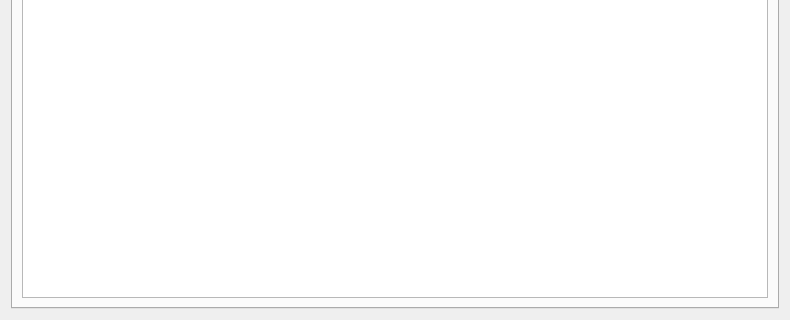
First picture: the form in compra/compras.ui, repository rodety/Jireh, before the edit; both pictures show x 0 to 790 and y 285 to 605 of the 790 by 605 pixel window.
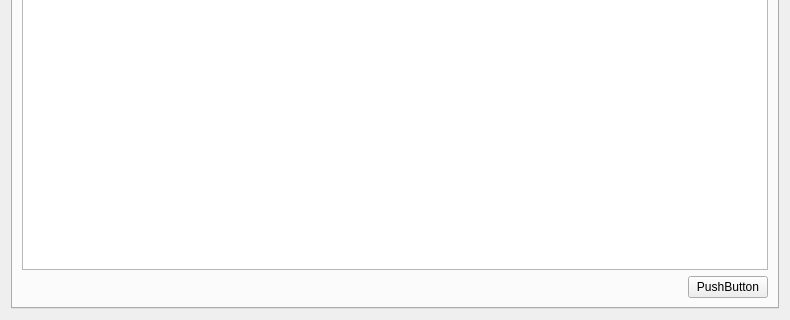
Second picture: the form after the edit. Icons and pictures are not drawn.

Patch:
```diff
--- a/compra/compras.ui
+++ b/compra/compras.ui
@@ -37,9 +37,6 @@
           <layout class="QGridLayout" name="gridLayout_4">
            <item row="0" column="0">
             <layout class="QGridLayout" name="gridLayout_3">
-             <item row="2" column="0">
-              <layout class="QGridLayout" name="gridLayout"/>
-             </item>
              <item row="1" column="0">
               <widget class="QTableView" name="tableView_compras">
                <property name="sortingEnabled">
@@ -64,6 +61,33 @@
                </item>
               </layout>
              </item>
+             <item row="3" column="0">
+              <layout class="QGridLayout" name="gridLayout">
+               <item row="0" column="1">
+                <widget class="QPushButton" name="pushButton_2">
+                 <property name="text">
+                  <string>PushButton</string>
+                 </property>
+                </widget>
+               </item>
+               <item row="0" column="0">
+                <spacer name="horizontalSpacer_4">
+                 <property name="orientation">
+                  <enum>Qt::Horizontal</enum>
+                 </property>
+                 <property name="sizeHint" stdset="0">
+                  <size>
+                   <width>40</width>
+                   <height>20</height>
+                  </size>
+                 </property>
+                </spacer>
+               </item>
+              </layout>
+             </item>
+             <item row="2" column="0">
+              <layout class="QHBoxLayout" name="horizontalLayout"/>
+             </item>
             </layout>
            </item>
           </layout>
```
